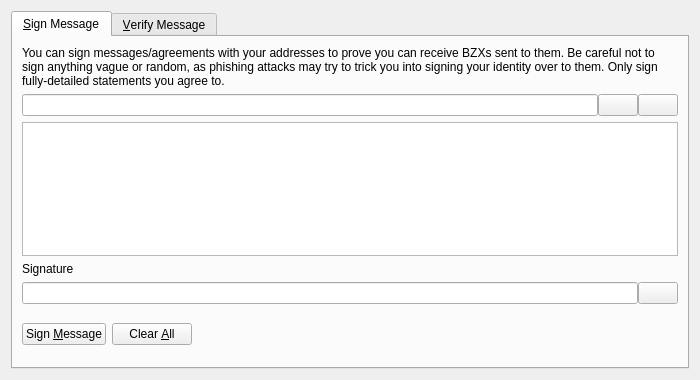
This is src/qt/forms/signverifymessagedialog.ui in 1001tests/BZX as Qt 5 draws it before an edit. The edited form follows.
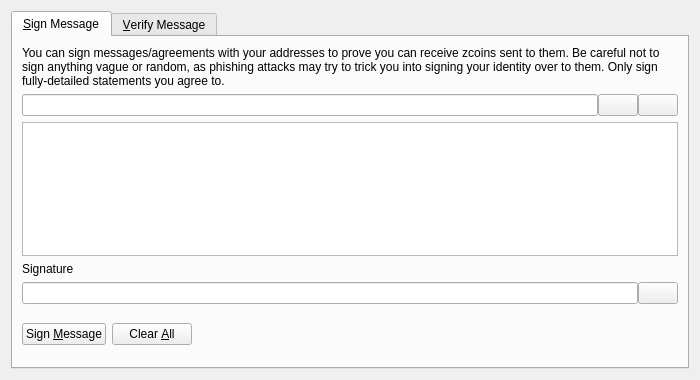
This is the edited form. Icons and pictures are not drawn. Custom widgets are drawn as their Qt base class.

```diff
--- a/src/qt/forms/signverifymessagedialog.ui
+++ b/src/qt/forms/signverifymessagedialog.ui
@@ -30,7 +30,7 @@
        <item>
         <widget class="QLabel" name="infoLabel_SM">
          <property name="text">
-          <string>You can sign messages/agreements with your addresses to prove you can receive BZXs sent to them. Be careful not to sign anything vague or random, as phishing attacks may try to trick you into signing your identity over to them. Only sign fully-detailed statements you agree to.</string>
+          <string>You can sign messages/agreements with your addresses to prove you can receive zcoins sent to them. Be careful not to sign anything vague or random, as phishing attacks may try to trick you into signing your identity over to them. Only sign fully-detailed statements you agree to.</string>
          </property>
          <property name="textFormat">
           <enum>Qt::PlainText</enum>
```
Left out of the diff: 8 changed lines with no effect on the pictures.
